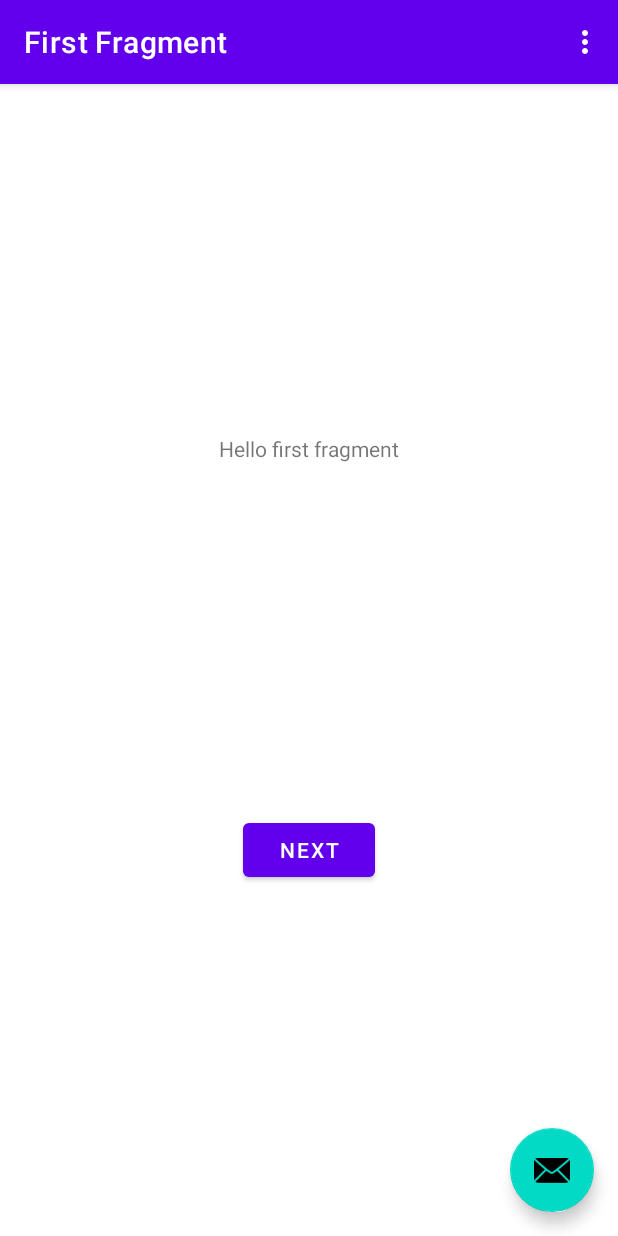
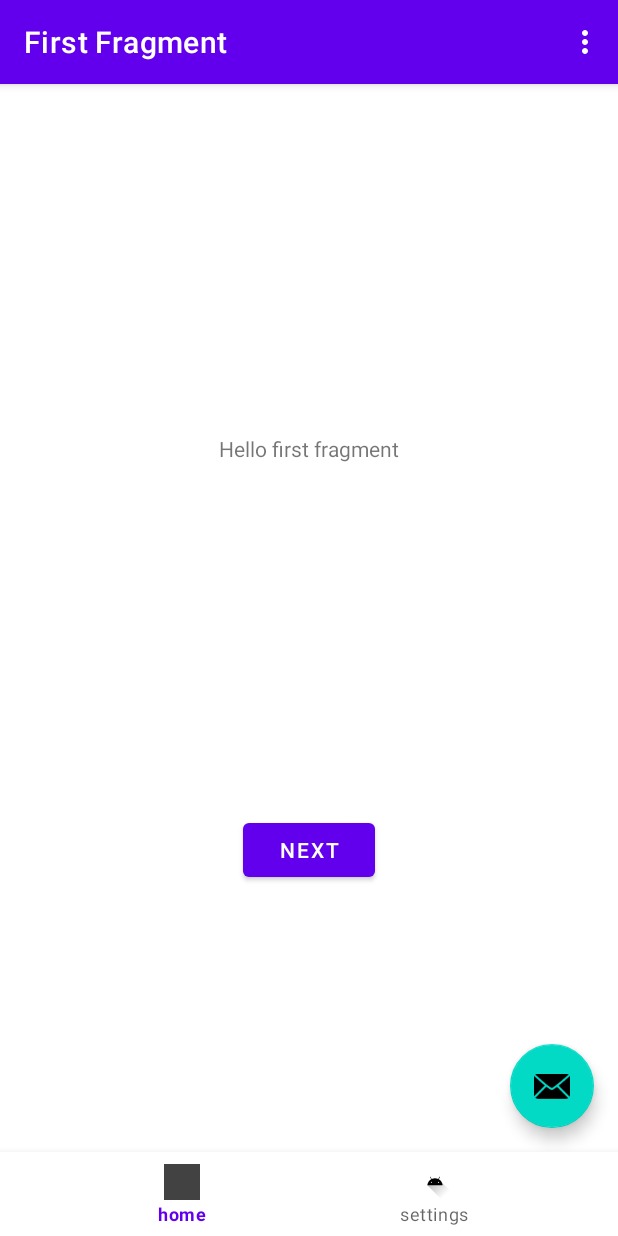
Before and after one commit to vaisakhsr96/ShoppingApp, an Android app: the screen it shows after launch (MainActivity), on a phone screen of 412 x 824 dp. Run offline under Robolectric (Android 15) with nearby library versions, the phone set to English and light mode, and no system bars; our stand-ins replace navigation-ui.

Commit message:
bottom navigation with navhost

```diff
--- a/app/src/main/java/com/example/myapplication/MainActivity.kt
+++ b/app/src/main/java/com/example/myapplication/MainActivity.kt
@@ -1,6 +1,7 @@
 package com.example.myapplication
 
 import android.os.Bundle
+import android.util.Log
 import com.google.android.material.snackbar.Snackbar
 import androidx.appcompat.app.AppCompatActivity
 import androidx.navigation.findNavController
@@ -9,6 +10,8 @@ import androidx.navigation.ui.navigateUp
 import androidx.navigation.ui.setupActionBarWithNavController
 import android.view.Menu
 import android.view.MenuItem
+import androidx.navigation.NavController
+import androidx.navigation.ui.setupWithNavController
 import com.example.myapplication.databinding.ActivityMainBinding
 
 class MainActivity : AppCompatActivity() {
@@ -27,14 +30,38 @@ class MainActivity : AppCompatActivity() {
         val navController = findNavController(R.id.nav_host_fragment_content_main)
         appBarConfiguration = AppBarConfiguration(navController.graph)
         setupActionBarWithNavController(navController, appBarConfiguration)
-
+        setBottomNavigation(navController)
         binding.fab.setOnClickListener { view ->
             Snackbar.make(view, "Replace with your own action", Snackbar.LENGTH_LONG)
                 .setAction("Action", null).show()
         }
     }
 
+    private fun setBottomNavigation(navController: NavController) {
 
+
+        navController?.let {
+            binding.bottomTab.setupWithNavController(it)
+        }
+
+
+
+        navController?.addOnDestinationChangedListener { _, destination, _ ->
+            Log.d("TAG", "setBottomNavigation: ${destination.label}")
+//            viewBinding.tvHeaderText.text = destination.label
+//            when (destination.label) {
+//                getString(R.string.text_home) -> {
+//
+//
+//                }
+//                getString(R.string.text_profile) -> {
+////
+//                }
+//            }
+        }
+
+
+    }
 
     override fun onCreateOptionsMenu(menu: Menu): Boolean {
         // Inflate the menu; this adds items to the action bar if it is present.
--- /dev/null
+++ b/app/src/main/res/drawable/tab_color.xml
@@ -0,0 +1,7 @@
+<?xml version="1.0" encoding="utf-8"?>
+<selector xmlns:android="http://schemas.android.com/apk/res/android">
+    <item
+        android:color="@color/cardview_dark_background"
+        android:state_checked="true" />
+    <item android:color="@color/black" />
+</selector>
--- a/app/src/main/res/layout/activity_main.xml
+++ b/app/src/main/res/layout/activity_main.xml
@@ -21,14 +21,34 @@
     </com.google.android.material.appbar.AppBarLayout>
 
     <include layout="@layout/content_main" />
-
+<RelativeLayout
+    android:layout_width="match_parent"
+    android:layout_height="wrap_content"
+    android:layout_gravity="bottom">
     <com.google.android.material.floatingactionbutton.FloatingActionButton
         android:id="@+id/fab"
         android:layout_width="wrap_content"
         android:layout_height="wrap_content"
-        android:layout_gravity="bottom|end"
+        android:layout_alignParentEnd="true"
         android:layout_marginEnd="@dimen/fab_margin"
-        android:layout_marginBottom="16dp"
         app:srcCompat="@android:drawable/ic_dialog_email" />
 
+    <com.google.android.material.bottomnavigation.BottomNavigationView
+android:id="@+id/bottom_tab"
+        android:layout_width="match_parent"
+        android:layout_below="@+id/fab"
+        android:layout_marginTop="16dp"
+        android:layout_height="wrap_content"
+
+        android:elevation="8dp"
+        app:elevation="8dp"
+        app:itemIconTint="@drawable/tab_color"
+        app:labelVisibilityMode="labeled"
+        app:layout_constraintBottom_toBottomOf="parent"
+        app:layout_constraintEnd_toEndOf="parent"
+        app:layout_constraintHorizontal_bias="0.0"
+        app:layout_constraintStart_toStartOf="parent"
+        app:menu="@menu/menu_home_bottom_navigation"
+        />
+</RelativeLayout>
 </androidx.coordinatorlayout.widget.CoordinatorLayout>
--- /dev/null
+++ b/app/src/main/res/menu/menu_home_bottom_navigation.xml
@@ -0,0 +1,14 @@
+<?xml version="1.0" encoding="utf-8"?>
+<menu xmlns:android="http://schemas.android.com/apk/res/android">
+
+    <item
+        android:id="@+id/FirstFragment"
+        android:icon="@drawable/ic_launcher_background"
+        android:title="home" />
+
+
+    <item
+        android:id="@+id/SecondFragment"
+        android:icon="@drawable/ic_launcher_foreground"
+        android:title="settings" />
+</menu>
```
